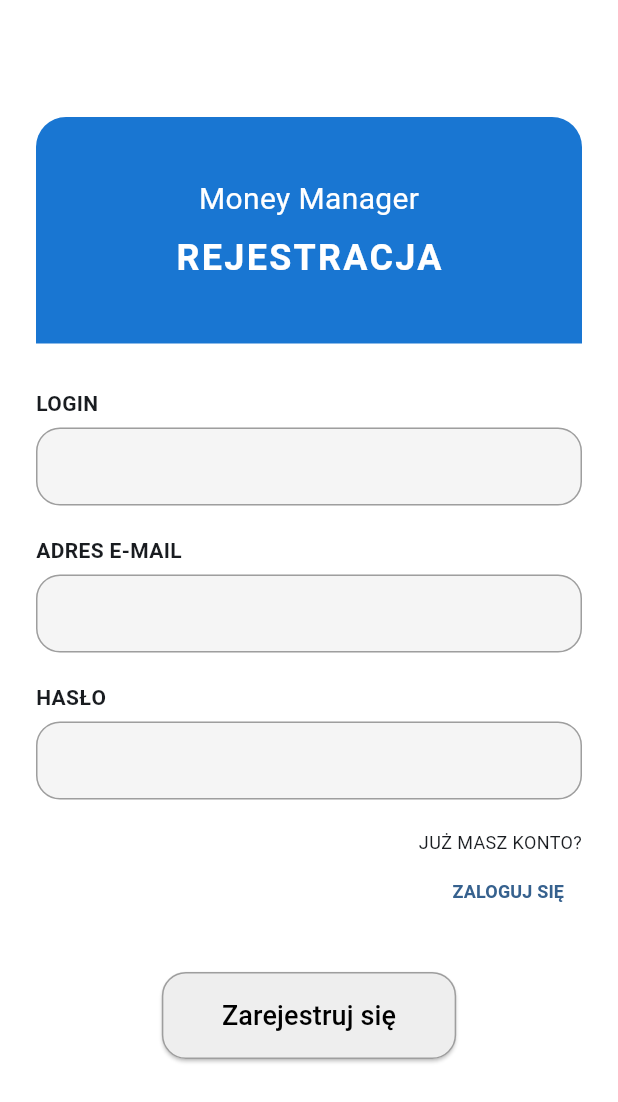
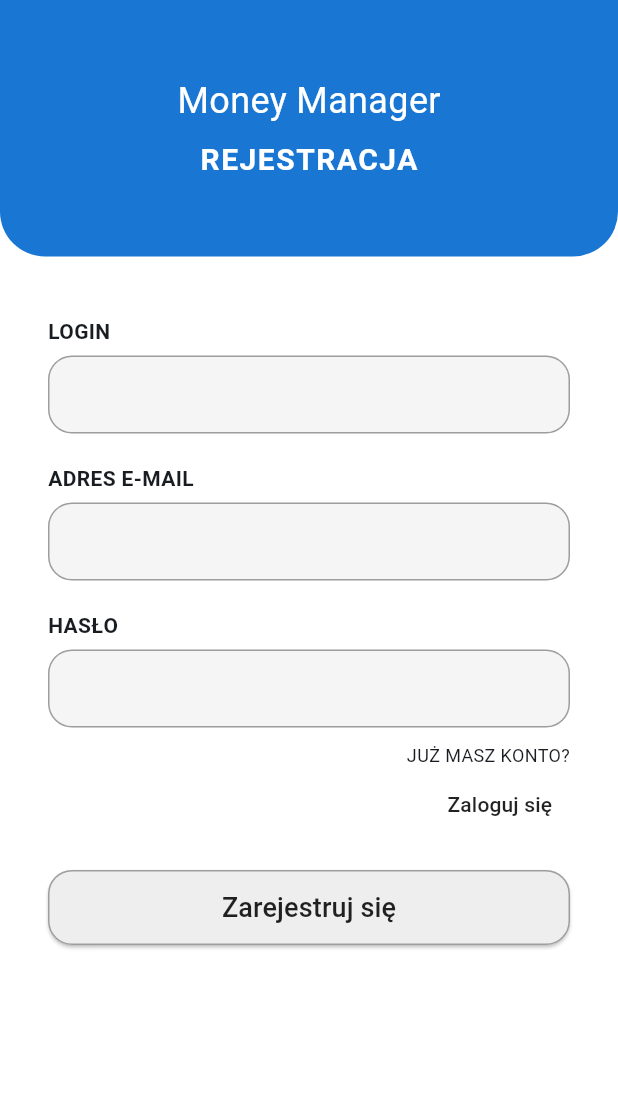
Before and after one commit to Money-Manager-App-Team/Money-Manager, a Flutter app: the screen it shows after launch, after a tap on "Nie masz konta? Zarejestruj się", on a phone screen of 412 x 824 dp. Shown: the top 1102 px of the screen. Run offline on Flutter 3.47's test engine with Material 3 defaults, Android fonts, the phone set to English and light mode, and no system bars; our stand-ins replace cloud_firestore, firebase_auth, firebase_core, fl_chart; accounts and stored records are empty.

Commit message:
Ujednolicenie wyglądu ekranów logowania i rejestracji

```diff
--- a/lib/screens/login_screen.dart
+++ b/lib/screens/login_screen.dart
@@ -102,7 +102,8 @@ class _LoginScreenState extends State<LoginScreen> {
   Widget build(BuildContext context) {
     return Scaffold(
       backgroundColor: Colors.white,
-      body: Column(
+        body: SingleChildScrollView(
+        child: Column(
         children: [
           Container(
             width: double.infinity,
@@ -150,7 +151,7 @@ class _LoginScreenState extends State<LoginScreen> {
                   autofillHints: const [AutofillHints.email],
                   decoration: InputDecoration(
                     filled: true,
-                    fillColor: const Color(0xFFF3F3F3),
+                    fillColor: Colors.grey[100],
                     border: OutlineInputBorder(
                       borderRadius: BorderRadius.circular(16),
                       borderSide: const BorderSide(color: Colors.grey),
@@ -235,6 +236,7 @@ class _LoginScreenState extends State<LoginScreen> {
           ),
         ],
       ),
+    ),
     );
   }
 
--- a/lib/screens/registration_page.dart
+++ b/lib/screens/registration_page.dart
@@ -73,43 +73,49 @@ class _RegistrationPageState extends State<RegistrationPage> {
   Widget build(BuildContext context) {
     return Scaffold(
       backgroundColor: Colors.white,
-      body: Center(
-        child: SingleChildScrollView(
-          child: Padding(
-            padding: const EdgeInsets.symmetric(horizontal: 24.0),
+      body: SingleChildScrollView(
         child: Column(
-              mainAxisAlignment: MainAxisAlignment.center,
           children: [
+            // GÓRNY NAGŁÓWEK
             Container(
               width: double.infinity,
-                  padding: const EdgeInsets.symmetric(vertical: 40.0),
+              padding: const EdgeInsets.symmetric(vertical: 50),
               decoration: const BoxDecoration(
                 color: Color(0xFF1976D2),
-                    borderRadius: BorderRadius.vertical(
-                      top: Radius.circular(20),
+                borderRadius: BorderRadius.only(
+                  bottomLeft: Radius.circular(30),
+                  bottomRight: Radius.circular(30),
                 ),
               ),
               child: const Column(
                 children: [
                   Text(
                     'Money Manager',
-                        style: TextStyle(color: Colors.white, fontSize: 20),
+                    style: TextStyle(color: Colors.white, fontSize: 24),
                   ),
                   SizedBox(height: 8),
                   Text(
                     'REJESTRACJA',
                     style: TextStyle(
                       color: Colors.white,
-                          fontSize: 24,
+                      fontSize: 20,
                       fontWeight: FontWeight.bold,
-                          letterSpacing: 1.5,
+                      letterSpacing: 1,
                     ),
                   ),
                 ],
               ),
             ),
-                const SizedBox(height: 30),
-                _buildTextField(controller: _loginController, label: 'LOGIN'),
+            const SizedBox(height: 40),
+            Padding(
+              padding: const EdgeInsets.symmetric(horizontal: 32),
+              child: Column(
+                crossAxisAlignment: CrossAxisAlignment.start,
+                children: [
+                  _buildTextField(
+                    controller: _loginController,
+                    label: 'LOGIN',
+                  ),
                   const SizedBox(height: 20),
                   _buildTextField(
                     controller: _emailController,
@@ -122,7 +128,7 @@ class _RegistrationPageState extends State<RegistrationPage> {
                     label: 'HASŁO',
                     obscure: true,
                   ),
-                const SizedBox(height: 20),
+                  const SizedBox(height: 10),
                   Align(
                     alignment: Alignment.centerRight,
                     child: Column(
@@ -135,42 +141,47 @@ class _RegistrationPageState extends State<RegistrationPage> {
                         TextButton(
                           onPressed: () => Navigator.pop(context),
                           child: const Text(
-                          'ZALOGUJ SIĘ',
+                            'Zaloguj się',
                             style: TextStyle(
-                            fontSize: 12,
-                            fontWeight: FontWeight.bold,
+                              fontSize: 14,
+                              color: Colors.black87,
                             ),
                           ),
                         ),
                       ],
                     ),
                   ),
-                const SizedBox(height: 30),
-                ElevatedButton(
+                  const SizedBox(height: 20),
+                  SizedBox(
+                    width: double.infinity,
+                    height: 50,
+                    child: ElevatedButton(
+                      onPressed: _isLoading ? null : _register,
                       style: ElevatedButton.styleFrom(
-                    padding: const EdgeInsets.symmetric(
-                      horizontal: 40,
-                      vertical: 16,
-                    ),
+                        backgroundColor: _isLoading
+                            ? Colors.grey.shade400
+                            : Colors.grey.shade200,
                         shape: RoundedRectangleBorder(
                           borderRadius: BorderRadius.circular(16),
-                      side: const BorderSide(color: Colors.grey),
+                          side: BorderSide(color: Colors.grey.shade500),
                         ),
-                    backgroundColor: Colors.grey[200],
                       ),
-                  onPressed: _isLoading ? null : _register,
-                  child:
-                      _isLoading
+                      child: _isLoading
                           ? const CircularProgressIndicator()
                           : const Text(
                         'Zarejestruj się',
-                            style: TextStyle(fontSize: 18, color: Colors.black),
+                        style: TextStyle(
+                          fontSize: 18,
+                          color: Colors.black87,
+                        ),
+                      ),
                     ),
                   ),
                   const SizedBox(height: 40),
                 ],
               ),
             ),
+          ],
         ),
       ),
     );
@@ -207,7 +218,7 @@ class _RegistrationPageState extends State<RegistrationPage> {
             ),
             focusedBorder: OutlineInputBorder(
               borderRadius: BorderRadius.circular(16),
-              borderSide: const BorderSide(color: Colors.blue),
+              borderSide:   BorderSide(color: Colors.grey.shade500),
             ),
           ),
         ),
```
Lines whose indentation alone changed are shown as unchanged.
